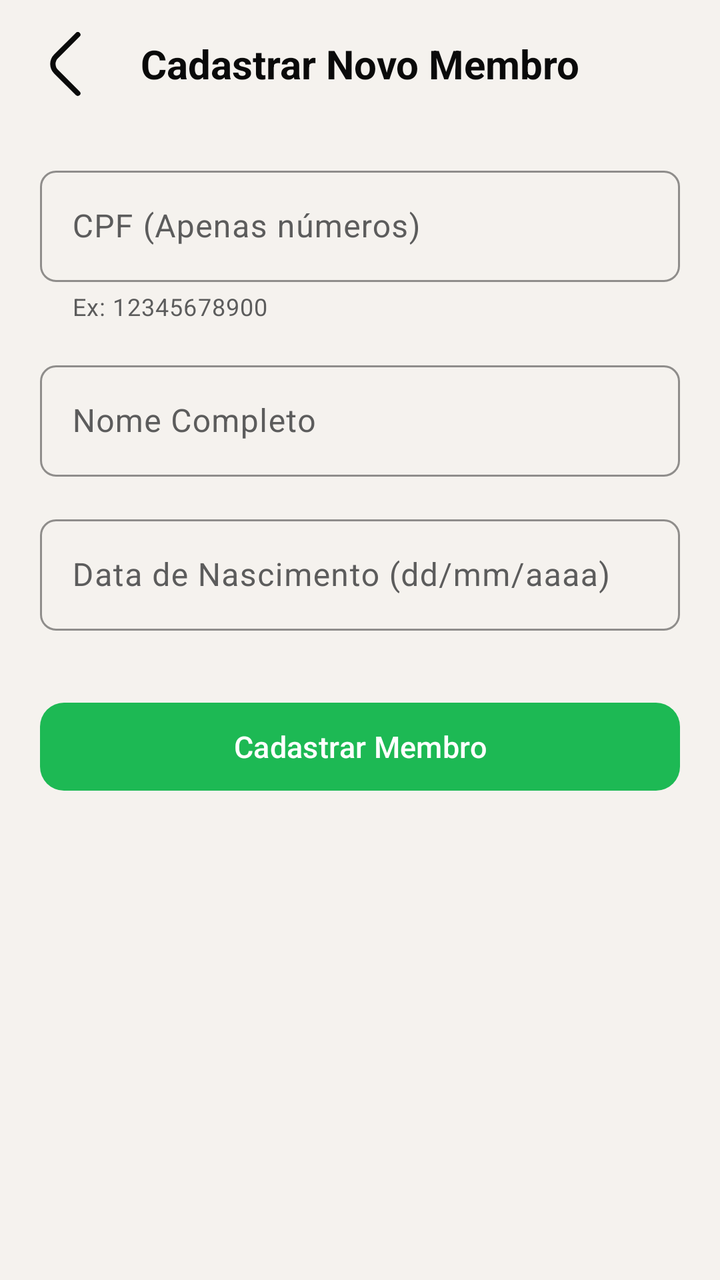
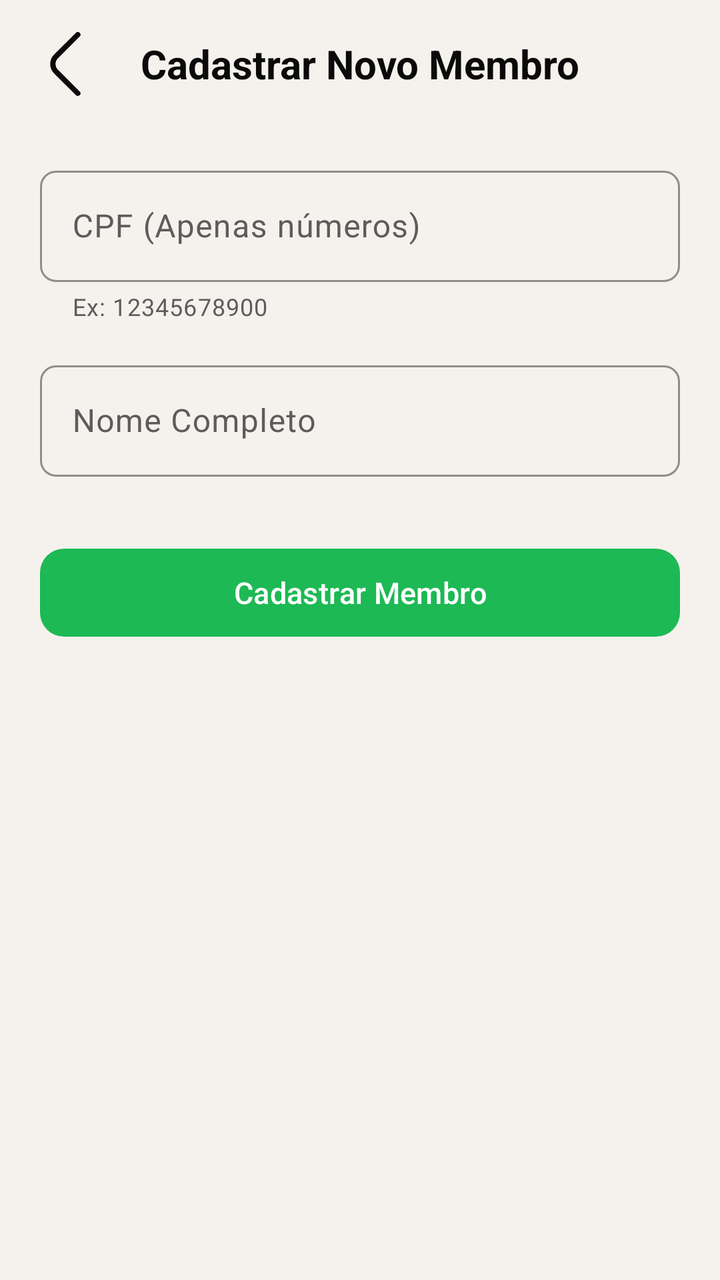

Compare the two renders of this Android layout. The source of the first and the diff that turns it into the second are given below.
<!-- AndroidManifest.xml: application theme Theme.IBFAPP -->
<!-- res/layout/activity_cadastro_membro.xml -->
<?xml version="1.0" encoding="utf-8"?>
<ScrollView xmlns:android="http://schemas.android.com/apk/res/android"
    xmlns:app="http://schemas.android.com/apk/res-auto"
    xmlns:tools="http://schemas.android.com/tools"
    android:layout_width="match_parent"
    android:layout_height="match_parent"
    android:fillViewport="true"
    tools:context=".ui.usuarios.CadastroMembroActivity">
    <LinearLayout android:layout_width="match_parent" android:layout_height="wrap_content" android:orientation="vertical">
        <LinearLayout android:layout_width="match_parent" android:layout_height="@dimen/header_height" android:orientation="horizontal" android:gravity="center_vertical" android:paddingHorizontal="@dimen/space_sm">
            <ImageView android:id="@+id/button_back" android:layout_width="@dimen/icon_xl" android:layout_height="@dimen/icon_xl" android:src="@drawable/ic_arrow_back" android:padding="@dimen/space_sm" android:contentDescription="@string/voltar" android:background="?attr/selectableItemBackgroundBorderless" app:tint="?attr/colorOnBackground" />
            <TextView android:layout_width="0dp" android:layout_height="wrap_content" android:layout_weight="1" android:gravity="center" android:text="Cadastrar Novo Membro" android:textColor="?attr/colorOnBackground" android:textSize="@dimen/text_headline_md" android:textStyle="bold" tools:ignore="HardcodedText" />
            <View android:layout_width="@dimen/icon_xl" android:layout_height="@dimen/icon_xl" />
        </LinearLayout>
        <LinearLayout android:layout_width="match_parent" android:layout_height="wrap_content" android:orientation="vertical" android:paddingHorizontal="@dimen/screen_padding_horizontal" android:paddingTop="@dimen/space_md" android:paddingBottom="@dimen/space_xl">
            <com.google.android.material.textfield.TextInputLayout style="@style/IBF.TextInputLayout" android:layout_width="match_parent" android:layout_height="wrap_content" android:hint="CPF (Apenas n\u00fameros)" android:layout_marginBottom="@dimen/space_md" app:helperText="Ex: 12345678900" tools:ignore="HardcodedText">
                <com.google.android.material.textfield.TextInputEditText android:id="@+id/edit_text_cpf_membro" android:layout_width="match_parent" android:layout_height="wrap_content" android:inputType="number" android:maxLength="11" android:textColor="?attr/colorOnSurface" />
            </com.google.android.material.textfield.TextInputLayout>
            <com.google.android.material.textfield.TextInputLayout style="@style/IBF.TextInputLayout" android:layout_width="match_parent" android:layout_height="wrap_content" android:hint="Nome Completo" android:layout_marginBottom="@dimen/space_md" tools:ignore="HardcodedText">
                <com.google.android.material.textfield.TextInputEditText android:id="@+id/edit_text_nome_membro" android:layout_width="match_parent" android:layout_height="wrap_content" android:inputType="textPersonName" android:textColor="?attr/colorOnSurface" />
            </com.google.android.material.textfield.TextInputLayout>
            <com.google.android.material.textfield.TextInputLayout style="@style/IBF.TextInputLayout" android:layout_width="match_parent" android:layout_height="wrap_content" android:hint="Data de Nascimento (dd/mm/aaaa)" android:layout_marginBottom="@dimen/space_md" tools:ignore="HardcodedText">
                <com.google.android.material.textfield.TextInputEditText android:id="@+id/edit_text_data_nascimento" android:layout_width="match_parent" android:layout_height="wrap_content" android:inputType="date" android:textColor="?attr/colorOnSurface" />
            </com.google.android.material.textfield.TextInputLayout>
            <com.google.android.material.button.MaterialButton android:id="@+id/button_cadastrar_membro" android:layout_width="match_parent" android:layout_height="@dimen/btn_height_md" android:text="Cadastrar Membro" android:layout_marginTop="@dimen/space_md" style="@style/IBF.Button.Accent" tools:ignore="HardcodedText" />
        </LinearLayout>
    </LinearLayout>
</ScrollView>
<!-- resources referenced by this layout -->
<resources>
  <dimen name="btn_height_md">52dp</dimen>
  <dimen name="header_height">64dp</dimen>
  <dimen name="icon_xl">48dp</dimen>
  <dimen name="screen_padding_horizontal">20dp</dimen>
  <dimen name="space_md">16dp</dimen>
  <dimen name="space_sm">8dp</dimen>
  <dimen name="space_xl">32dp</dimen>
  <dimen name="text_headline_md">20sp</dimen>
  <!-- drawable ic_arrow_back (drawable) -->
  <vector xmlns:android="http://schemas.android.com/apk/res/android" android:width="24dp" android:height="24dp" android:viewportWidth="24" android:viewportHeight="24" android:tint="?attr/colorControlNormal"><path android:fillColor="@android:color/white" android:pathData="M17.17,24a1,1,0,0,1-.71-.29L8.29,15.54a5,5,0,0,1,0-7.08L16.46.29a1,1,0,1,1,1.42,1.42L9.71,9.88a3,3,0,0,0,0,4.24l8.17,8.17a1,1,0,0,1,0,1.42A1,1,0,0,1,17.17,24Z"/></vector>
  <string name="voltar">Voltar</string>
  <style name="IBF.Button.Accent" parent="Widget.Material3.Button">
          <item name="backgroundTint">@color/accent</item>
          <item name="android:textColor">@color/white</item>
          <item name="cornerRadius">@dimen/radius_md</item>
          <item name="android:minHeight">@dimen/btn_height_md</item>
          <item name="android:textSize">15sp</item>
      </style>
  <style name="IBF.TextInputLayout" parent="Widget.Material3.TextInputLayout.OutlinedBox">
          <item name="boxCornerRadiusTopStart">@dimen/radius_sm</item>
          <item name="boxCornerRadiusTopEnd">@dimen/radius_sm</item>
          <item name="boxCornerRadiusBottomStart">@dimen/radius_sm</item>
          <item name="boxCornerRadiusBottomEnd">@dimen/radius_sm</item>
          <item name="boxStrokeColor">?attr/colorOutline</item>
          <item name="boxStrokeWidth">1dp</item>
          <item name="hintTextColor">?attr/colorOnSurfaceVariant</item>
          <item name="android:textColorHint">?attr/colorOnSurfaceVariant</item>
      </style>
  <color name="accent">#1DB954</color>
  <color name="white">#FFFFFFFF</color>
  <dimen name="radius_md">12dp</dimen>
  <dimen name="radius_sm">8dp</dimen>
  <color name="near_black">#0A0A0A</color>
  <color name="ibf_surface_variant">#EBEBEB</color>
  <color name="chumbo_light">#5C5C5C</color>
  <color name="accent_container">#E8F5E9</color>
  <color name="ibf_background">#F5F2EE</color>
  <color name="ibf_on_background">#0A0A0A</color>
  <color name="ibf_surface">#FFFFFF</color>
  <color name="ibf_on_surface">#0A0A0A</color>
  <color name="ibf_on_surface_variant">#5C5C5C</color>
  <color name="ibf_outline">#D0CCC7</color>
  <color name="ibf_outline_variant">#E8E5E1</color>
  <color name="ibf_error">#C62828</color>
  <color name="ibf_on_error">#FFFFFF</color>
  <color name="ibf_error_container">#FFEBEE</color>
  <!-- unchanged entries left out for length: 1 -->
</resources>

<!-- the commit's change to res/layout/activity_cadastro_membro.xml (unified diff, before → after) -->
@@ -14,14 +14,12 @@
         </LinearLayout>
         <LinearLayout android:layout_width="match_parent" android:layout_height="wrap_content" android:orientation="vertical" android:paddingHorizontal="@dimen/screen_padding_horizontal" android:paddingTop="@dimen/space_md" android:paddingBottom="@dimen/space_xl">
             <com.google.android.material.textfield.TextInputLayout style="@style/IBF.TextInputLayout" android:layout_width="match_parent" android:layout_height="wrap_content" android:hint="CPF (Apenas n\u00fameros)" android:layout_marginBottom="@dimen/space_md" app:helperText="Ex: 12345678900" tools:ignore="HardcodedText">
-                <com.google.android.material.textfield.TextInputEditText android:id="@+id/edit_text_cpf_membro" android:layout_width="match_parent" android:layout_height="wrap_content" android:inputType="number" android:maxLength="11" android:textColor="?attr/colorOnSurface" />
+                <com.google.android.material.textfield.TextInputEditText android:id="@+id/edit_text_cpf_membro" android:layout_width="match_parent" android:layout_height="wrap_content" android:inputType="number" android:maxLength="14" android:textColor="?attr/colorOnSurface" />
             </com.google.android.material.textfield.TextInputLayout>
             <com.google.android.material.textfield.TextInputLayout style="@style/IBF.TextInputLayout" android:layout_width="match_parent" android:layout_height="wrap_content" android:hint="Nome Completo" android:layout_marginBottom="@dimen/space_md" tools:ignore="HardcodedText">
                 <com.google.android.material.textfield.TextInputEditText android:id="@+id/edit_text_nome_membro" android:layout_width="match_parent" android:layout_height="wrap_content" android:inputType="textPersonName" android:textColor="?attr/colorOnSurface" />
             </com.google.android.material.textfield.TextInputLayout>
-            <com.google.android.material.textfield.TextInputLayout style="@style/IBF.TextInputLayout" android:layout_width="match_parent" android:layout_height="wrap_content" android:hint="Data de Nascimento (dd/mm/aaaa)" android:layout_marginBottom="@dimen/space_md" tools:ignore="HardcodedText">
-                <com.google.android.material.textfield.TextInputEditText android:id="@+id/edit_text_data_nascimento" android:layout_width="match_parent" android:layout_height="wrap_content" android:inputType="date" android:textColor="?attr/colorOnSurface" />
-            </com.google.android.material.textfield.TextInputLayout>
+
             <com.google.android.material.button.MaterialButton android:id="@+id/button_cadastrar_membro" android:layout_width="match_parent" android:layout_height="@dimen/btn_height_md" android:text="Cadastrar Membro" android:layout_marginTop="@dimen/space_md" style="@style/IBF.Button.Accent" tools:ignore="HardcodedText" />
         </LinearLayout>
     </LinearLayout>
